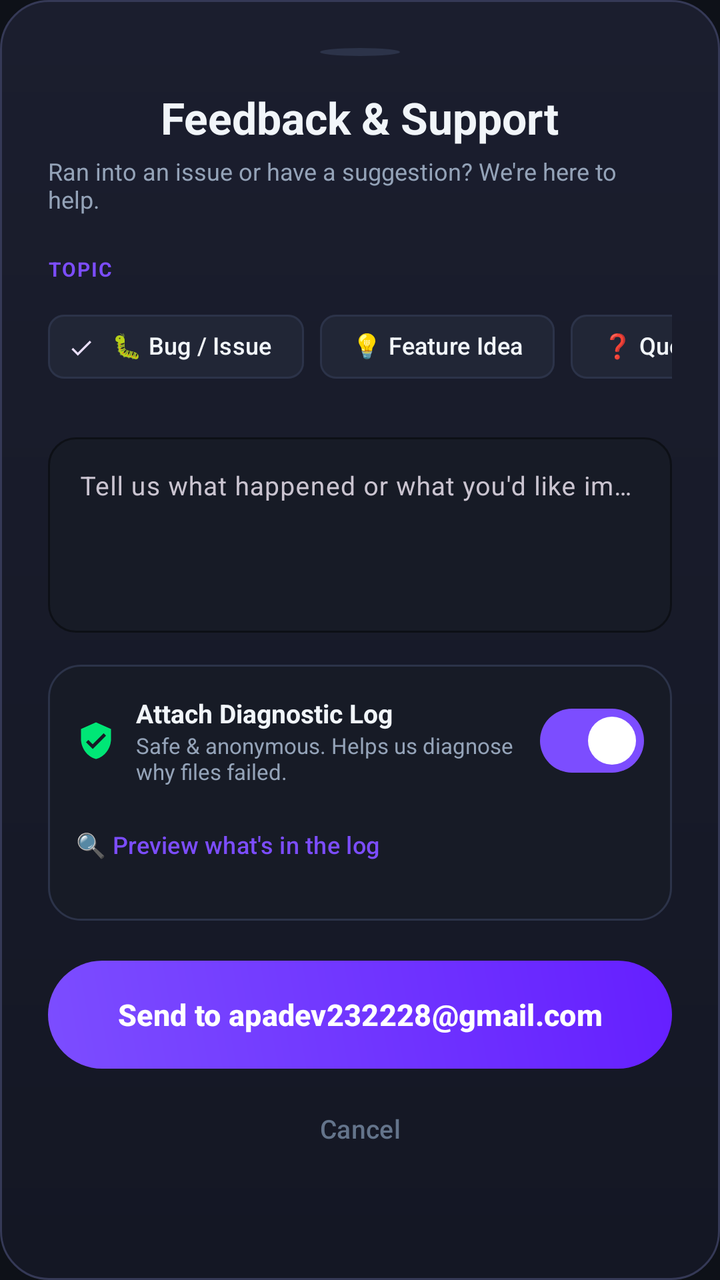
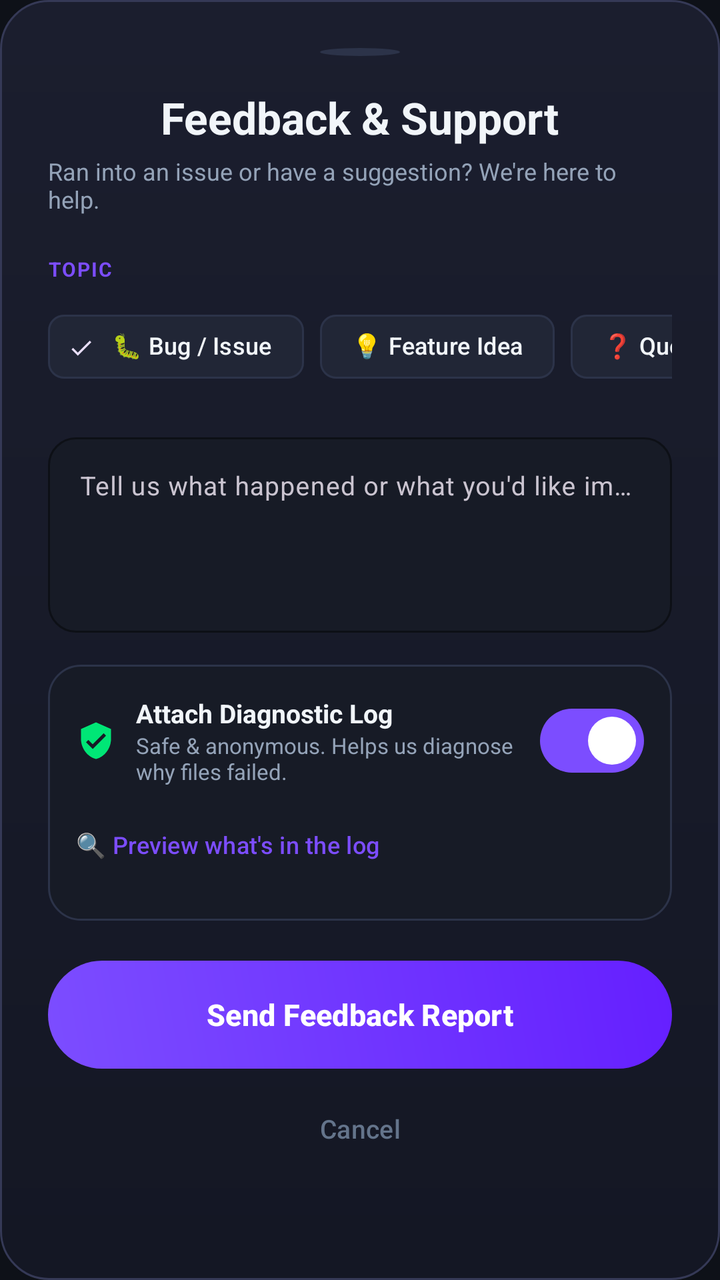

An Android layout rendered at two revisions. The XML below is the earlier revision; the diff shows what the commit changed to produce the second picture.
<!-- AndroidManifest.xml: application theme Theme.MemoryFix -->
<!-- res/layout/sheet_feedback.xml -->
<?xml version="1.0" encoding="utf-8"?>
<LinearLayout xmlns:android="http://schemas.android.com/apk/res/android"
    xmlns:app="http://schemas.android.com/apk/res-auto"
    android:layout_width="match_parent"
    android:layout_height="wrap_content"
    android:background="@drawable/bg_hero_card"
    android:orientation="vertical"
    android:padding="24dp">

    
    <View
        android:layout_width="40dp"
        android:layout_height="4dp"
        android:layout_gravity="center_horizontal"
        android:layout_marginBottom="16dp"
        android:background="@drawable/bg_live_dot"
        android:backgroundTint="@color/surface_border" />

    
    <TextView
        android:id="@+id/tvFeedbackTitle"
        android:layout_width="wrap_content"
        android:layout_height="wrap_content"
        android:layout_gravity="center_horizontal"
        android:text="Feedback &amp; Support"
        android:textColor="@color/text_primary"
        android:textSize="22sp"
        android:textStyle="bold" />

    <TextView
        android:layout_width="wrap_content"
        android:layout_height="wrap_content"
        android:layout_gravity="center_horizontal"
        android:layout_marginTop="4dp"
        android:text="Ran into an issue or have a suggestion? We're here to help."
        android:textColor="@color/text_secondary"
        android:textSize="12sp" />

    
    <TextView
        android:layout_width="wrap_content"
        android:layout_height="wrap_content"
        android:layout_marginTop="20dp"
        android:letterSpacing="0.06"
        android:text="TOPIC"
        android:textColor="@color/primary"
        android:textSize="10sp"
        android:textStyle="bold" />

    <com.google.android.material.chip.ChipGroup
        android:id="@+id/chipGroupCategory"
        android:layout_width="match_parent"
        android:layout_height="wrap_content"
        android:layout_marginTop="8dp"
        app:chipSpacingHorizontal="8dp"
        app:singleLine="true"
        app:singleSelection="true">

        <com.google.android.material.chip.Chip
            android:id="@+id/chipBug"
            style="@style/Widget.Material3.Chip.Filter"
            android:layout_width="wrap_content"
            android:layout_height="wrap_content"
            android:checked="true"
            android:text="🐛 Bug / Issue"
            android:textColor="@color/text_primary"
            android:textSize="12sp"
            app:chipBackgroundColor="@color/surface_card_elevated"
            app:chipStrokeColor="@color/surface_border"
            app:chipStrokeWidth="1dp" />

        <com.google.android.material.chip.Chip
            android:id="@+id/chipIdea"
            style="@style/Widget.Material3.Chip.Filter"
            android:layout_width="wrap_content"
            android:layout_height="wrap_content"
            android:text="💡 Feature Idea"
            android:textColor="@color/text_primary"
            android:textSize="12sp"
            app:chipBackgroundColor="@color/surface_card_elevated"
            app:chipStrokeColor="@color/surface_border"
            app:chipStrokeWidth="1dp" />

        <com.google.android.material.chip.Chip
            android:id="@+id/chipQuestion"
            style="@style/Widget.Material3.Chip.Filter"
            android:layout_width="wrap_content"
            android:layout_height="wrap_content"
            android:text="❓ Question"
            android:textColor="@color/text_primary"
            android:textSize="12sp"
            app:chipBackgroundColor="@color/surface_card_elevated"
            app:chipStrokeColor="@color/surface_border"
            app:chipStrokeWidth="1dp" />

    </com.google.android.material.chip.ChipGroup>

    
    <com.google.android.material.textfield.TextInputLayout
        android:id="@+id/tilFeedback"
        style="@style/Widget.Material3.TextInputLayout.OutlinedBox"
        android:layout_width="match_parent"
        android:layout_height="wrap_content"
        android:layout_marginTop="16dp"
        app:boxBackgroundColor="@color/surface_card"
        app:boxCornerRadiusBottomEnd="14dp"
        app:boxCornerRadiusBottomStart="14dp"
        app:boxCornerRadiusTopEnd="14dp"
        app:boxCornerRadiusTopStart="14dp"
        app:boxStrokeColor="@color/primary"
        app:hintTextColor="@color/text_secondary">

        <com.google.android.material.textfield.TextInputEditText
            android:id="@+id/etFeedbackMessage"
            android:layout_width="match_parent"
            android:layout_height="wrap_content"
            android:gravity="top"
            android:hint="Tell us what happened or what you'd like improved..."
            android:inputType="textMultiLine"
            android:lines="4"
            android:maxLines="8"
            android:textColor="@color/text_primary"
            android:textColorHint="@color/text_tertiary"
            android:textSize="13sp" />
    </com.google.android.material.textfield.TextInputLayout>

    
    <LinearLayout
        android:layout_width="match_parent"
        android:layout_height="wrap_content"
        android:layout_marginTop="16dp"
        android:background="@drawable/bg_card"
        android:orientation="vertical"
        android:padding="14dp">

        <LinearLayout
            android:layout_width="match_parent"
            android:layout_height="wrap_content"
            android:gravity="center_vertical"
            android:orientation="horizontal">

            <ImageView
                android:layout_width="20dp"
                android:layout_height="20dp"
                android:src="@drawable/ic_shield_check"
                app:tint="@color/accent" />

            <LinearLayout
                android:layout_width="0dp"
                android:layout_height="wrap_content"
                android:layout_marginStart="10dp"
                android:layout_weight="1"
                android:orientation="vertical">

                <TextView
                    android:layout_width="wrap_content"
                    android:layout_height="wrap_content"
                    android:text="Attach Diagnostic Log"
                    android:textColor="@color/text_primary"
                    android:textSize="13sp"
                    android:textStyle="bold" />

                <TextView
                    android:layout_width="wrap_content"
                    android:layout_height="wrap_content"
                    android:text="Safe &amp; anonymous. Helps us diagnose why files failed."
                    android:textColor="@color/text_secondary"
                    android:textSize="11sp" />
            </LinearLayout>

            <com.google.android.material.materialswitch.MaterialSwitch
                android:id="@+id/switchIncludeLogs"
                android:layout_width="wrap_content"
                android:layout_height="wrap_content"
                android:checked="true" />
        </LinearLayout>

        
        <com.google.android.material.button.MaterialButton
            android:id="@+id/btnViewLogs"
            style="@style/Widget.Material3.Button.TextButton"
            android:layout_width="wrap_content"
            android:layout_height="wrap_content"
            android:layout_marginTop="4dp"
            android:paddingHorizontal="0dp"
            android:text="🔍 Preview what's in the log"
            android:textColor="@color/primary"
            android:textSize="12sp" />
    </LinearLayout>

    
    <com.google.android.material.button.MaterialButton
        android:id="@+id/btnSendFeedback"
        android:layout_width="match_parent"
        android:layout_height="54dp"
        android:layout_marginTop="20dp"
        android:background="@drawable/bg_gradient_btn"
        android:text="Send to apadev232228@gmail.com"
        android:textColor="@color/on_primary"
        android:textSize="15sp"
        android:textStyle="bold"
        app:backgroundTint="@null"
        app:cornerRadius="27dp" />

    
    <com.google.android.material.button.MaterialButton
        android:id="@+id/btnCancelFeedback"
        style="@style/Widget.Material3.Button.TextButton"
        android:layout_width="wrap_content"
        android:layout_height="wrap_content"
        android:layout_gravity="center_horizontal"
        android:layout_marginTop="6dp"
        android:text="Cancel"
        android:textColor="@color/text_tertiary"
        android:textSize="13sp" />

</LinearLayout>
<!-- resources referenced by this layout -->
<resources>
  <color name="accent">#00E676</color>
  <color name="on_primary">#FFFFFF</color>
  <color name="primary">#7C4DFF</color>
  <color name="surface_border">#2C3349</color>
  <color name="surface_card">#171B26</color>
  <color name="surface_card_elevated">#212636</color>
  <color name="text_primary">#F1F5F9</color>
  <color name="text_secondary">#94A3B8</color>
  <color name="text_tertiary">#64748B</color>
  <!-- drawable bg_card (drawable) -->
  <?xml version="1.0" encoding="utf-8"?>
  <shape xmlns:android="http://schemas.android.com/apk/res/android"
      android:shape="rectangle">
      <solid android:color="@color/surface_card" />
      <corners android:radius="16dp" />
      <stroke android:width="1dp" android:color="@color/surface_border" />
  </shape>
  <!-- drawable bg_gradient_btn (drawable) -->
  <?xml version="1.0" encoding="utf-8"?>
  <shape xmlns:android="http://schemas.android.com/apk/res/android"
      android:shape="rectangle">
      <gradient
          android:angle="45"
          android:startColor="#7C4DFF"
          android:endColor="#651FFF" />
      <corners android:radius="28dp" />
  </shape>
  <!-- drawable bg_hero_card (drawable) -->
  <?xml version="1.0" encoding="utf-8"?>
  <shape xmlns:android="http://schemas.android.com/apk/res/android"
      android:shape="rectangle">
      <gradient
          android:angle="270"
          android:startColor="#1B1E2E"
          android:endColor="#141724" />
      <corners android:radius="24dp" />
      <stroke
          android:width="1dp"
          android:color="#353956" />
  </shape>
  <!-- drawable bg_live_dot (drawable) -->
  <?xml version="1.0" encoding="utf-8"?>
  <shape xmlns:android="http://schemas.android.com/apk/res/android"
      android:shape="oval">
      <solid android:color="@color/accent" />
  </shape>
  <!-- drawable ic_shield_check (drawable) -->
  <vector xmlns:android="http://schemas.android.com/apk/res/android"
      android:width="24dp"
      android:height="24dp"
      android:viewportWidth="24"
      android:viewportHeight="24">
    <path
        android:fillColor="#FFFFFFFF"
        android:pathData="M12,1L3,5v6c0,5.55 3.84,10.74 9,12 5.16,-1.26 9,-6.45 9,-12V5l-9,-4zm-2,16l-4,-4 1.41,-1.41L10,14.17l6.59,-6.59L18,9l-8,8z"/>
  </vector>
  <style name="Theme.MemoryFix" parent="Theme.Material3.Dark.NoActionBar">
          <item name="colorPrimary">@color/primary</item>
          <item name="colorPrimaryVariant">@color/primary_variant</item>
          <item name="colorOnPrimary">@color/on_primary</item>
          
          <item name="colorSecondary">@color/accent</item>
          <item name="colorOnSecondary">@color/on_accent</item>
          
          <item name="android:colorBackground">@color/bg_dark</item>
          <item name="colorSurface">@color/surface_card</item>
          <item name="colorOnSurface">@color/text_primary</item>
          
          <item name="android:statusBarColor">@color/bg_dark</item>
          <item name="android:navigationBarColor">@color/bg_dark</item>
          <item name="android:windowLightStatusBar">false</item>
      </style>
  <color name="primary_variant">#651FFF</color>
  <color name="on_accent">#00391A</color>
  <color name="bg_dark">#0E1118</color>
</resources>

<!-- the commit's change to res/layout/sheet_feedback.xml (unified diff, before → after) -->
@@ -195,7 +195,7 @@
         android:layout_height="54dp"
         android:layout_marginTop="20dp"
         android:background="@drawable/bg_gradient_btn"
-        android:text="Send to apadev232228@gmail.com"
+        android:text="Send Feedback Report"
         android:textColor="@color/on_primary"
         android:textSize="15sp"
         android:textStyle="bold"
